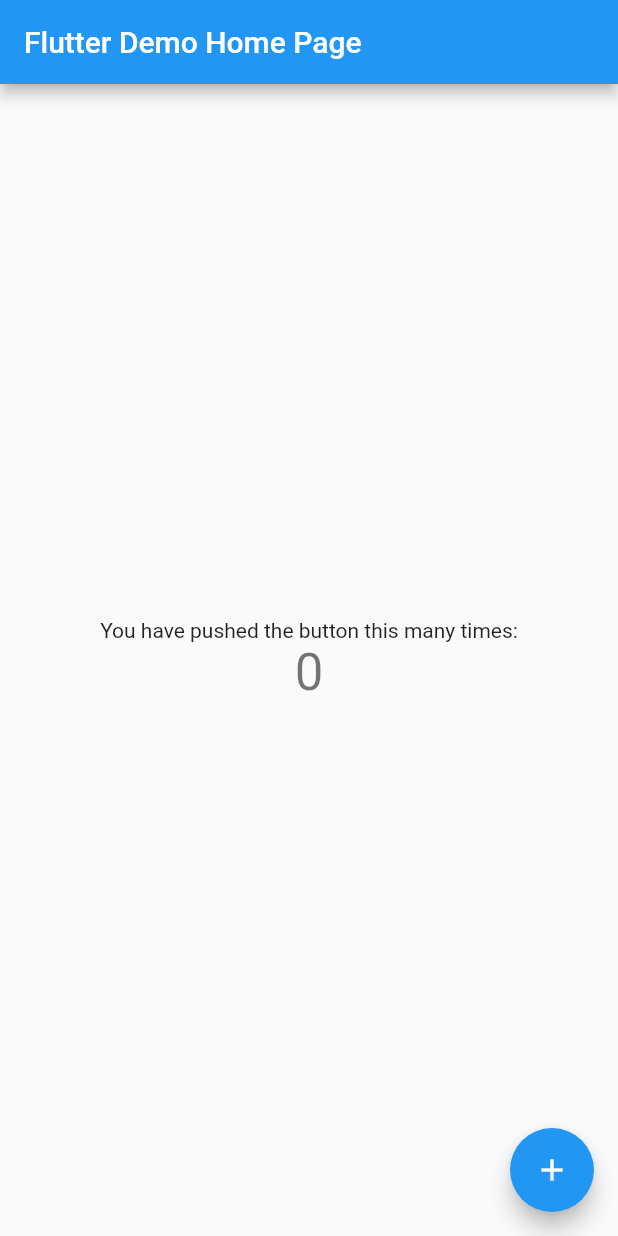
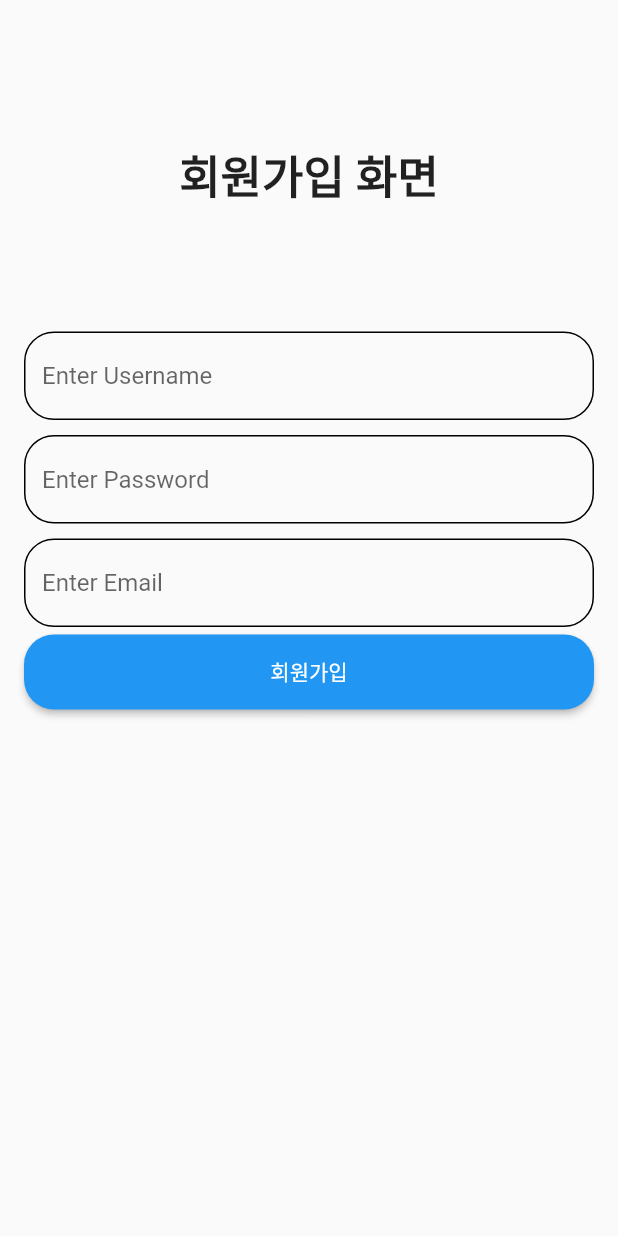
Before and after one commit to Hyun-Joo/flutter_blog, a Flutter app: the screen it shows after launch, on a phone screen of 412 x 824 dp. Run offline on Flutter 3.47's test engine with Material 2 defaults, Android fonts, the phone set to English and light mode, and no system bars.

Commit message:
~ 회원가입 페이지

```diff
--- /dev/null
+++ b/lib/components/custom_elevated_button.dart
@@ -0,0 +1,19 @@
+import 'package:flutter/material.dart';
+
+class CustomElevatedButton extends StatelessWidget {
+  final String text;
+
+  const CustomElevatedButton({required this.text});
+
+  @override
+  Widget build(BuildContext context) {
+    return ElevatedButton(
+        style: ElevatedButton.styleFrom(
+            minimumSize: Size(double.infinity, 50),
+            shape: RoundedRectangleBorder(borderRadius: BorderRadius.circular(20))
+        ),
+        onPressed: () {},
+        child: Text('$text')
+    );
+  }
+}
--- /dev/null
+++ b/lib/components/custom_text_form_field.dart
@@ -0,0 +1,31 @@
+import 'package:flutter/material.dart';
+
+class CustomTextFormField extends StatelessWidget {
+  final String hint;
+
+  const CustomTextFormField({required this.hint});
+
+  @override
+  Widget build(BuildContext context) {
+    return Padding(
+      padding: const EdgeInsets.symmetric(vertical: 5),
+      child: TextFormField(
+        decoration: InputDecoration(
+          hintText: '$hint',
+          enabledBorder: OutlineInputBorder(
+              borderRadius: BorderRadius.circular(20)
+          ),
+          focusedBorder: OutlineInputBorder(
+              borderRadius: BorderRadius.circular(20)
+          ),
+          errorBorder: OutlineInputBorder(
+              borderRadius: BorderRadius.circular(20)
+          ),
+          focusedErrorBorder: OutlineInputBorder(
+              borderRadius: BorderRadius.circular(20)
+          ),
+        ),
+      )
+    );
+  }
+}
--- a/lib/main.dart
+++ b/lib/main.dart
@@ -1,113 +1,19 @@
 import 'package:flutter/material.dart';
+import 'package:flutter_blog/pages/post/home_page.dart';
+import 'package:flutter_blog/pages/user/join_page.dart';
 
 void main() {
   runApp(MyApp());
 }
 
 class MyApp extends StatelessWidget {
-  // This widget is the root of your application.
+  //const MyApp({Key? key}) : super(key: key);
   @override
   Widget build(BuildContext context) {
     return MaterialApp(
-      title: 'Flutter Demo',
-      theme: ThemeData(
-        // This is the theme of your application.
-        //
-        // Try running your application with "flutter run". You'll see the
-        // application has a blue toolbar. Then, without quitting the app, try
-        // changing the primarySwatch below to Colors.green and then invoke
-        // "hot reload" (press "r" in the console where you ran "flutter run",
-        // or simply save your changes to "hot reload" in a Flutter IDE).
-        // Notice that the counter didn't reset back to zero; the application
-        // is not restarted.
-        primarySwatch: Colors.blue,
-      ),
-      home: MyHomePage(title: 'Flutter Demo Home Page'),
+      debugShowCheckedModeBanner: false,
+      // 라우트 설계 불필요
+      home: JoinPage(),
     );
   }
 }
-
-class MyHomePage extends StatefulWidget {
-  MyHomePage({Key? key, required this.title}) : super(key: key);
-
-  // This widget is the home page of your application. It is stateful, meaning
-  // that it has a State object (defined below) that contains fields that affect
-  // how it looks.
-
-  // This class is the configuration for the state. It holds the values (in this
-  // case the title) provided by the parent (in this case the App widget) and
-  // used by the build method of the State. Fields in a Widget subclass are
-  // always marked "final".
-
-  final String title;
-
-  @override
-  _MyHomePageState createState() => _MyHomePageState();
-}
-
-class _MyHomePageState extends State<MyHomePage> {
-  int _counter = 0;
-
-  void _incrementCounter() {
-    setState(() {
-      // This call to setState tells the Flutter framework that something has
-      // changed in this State, which causes it to rerun the build method below
-      // so that the display can reflect the updated values. If we changed
-      // _counter without calling setState(), then the build method would not be
-      // called again, and so nothing would appear to happen.
-      _counter++;
-    });
-  }
-
-  @override
-  Widget build(BuildContext context) {
-    // This method is rerun every time setState is called, for instance as done
-    // by the _incrementCounter method above.
-    //
-    // The Flutter framework has been optimized to make rerunning build methods
-    // fast, so that you can just rebuild anything that needs updating rather
-    // than having to individually change instances of widgets.
-    return Scaffold(
-      appBar: AppBar(
-        // Here we take the value from the MyHomePage object that was created by
-        // the App.build method, and use it to set our appbar title.
-        title: Text(widget.title),
-      ),
-      body: Center(
-        // Center is a layout widget. It takes a single child and positions it
-        // in the middle of the parent.
-        child: Column(
-          // Column is also a layout widget. It takes a list of children and
-          // arranges them vertically. By default, it sizes itself to fit its
-          // children horizontally, and tries to be as tall as its parent.
-          //
-          // Invoke "debug painting" (press "p" in the console, choose the
-          // "Toggle Debug Paint" action from the Flutter Inspector in Android
-          // Studio, or the "Toggle Debug Paint" command in Visual Studio Code)
-          // to see the wireframe for each widget.
-          //
-          // Column has various properties to control how it sizes itself and
-          // how it positions its children. Here we use mainAxisAlignment to
-          // center the children vertically; the main axis here is the vertical
-          // axis because Columns are vertical (the cross axis would be
-          // horizontal).
-          mainAxisAlignment: MainAxisAlignment.center,
-          children: <Widget>[
-            Text(
-              'You have pushed the button this many times:',
-            ),
-            Text(
-              '$_counter',
-              style: Theme.of(context).textTheme.headline4,
-            ),
-          ],
-        ),
-      ),
-      floatingActionButton: FloatingActionButton(
-        onPressed: _incrementCounter,
-        tooltip: 'Increment',
-        child: Icon(Icons.add),
-      ), // This trailing comma makes auto-formatting nicer for build methods.
-    );
-  }
-}
--- /dev/null
+++ b/lib/pages/post/detail_page.dart
@@ -0,0 +1,8 @@
+import 'package:flutter/material.dart';
+
+class DetailPage extends StatelessWidget {
+  @override
+  Widget build(BuildContext context) {
+    return Scaffold();
+  }
+}
--- /dev/null
+++ b/lib/pages/post/home_page.dart
@@ -0,0 +1,12 @@
+import 'package:flutter/material.dart';
+
+class HomePage extends StatelessWidget {
+  @override
+  Widget build(BuildContext context) {
+    return Scaffold(
+      body: Center(
+        child: Text('Home Page')
+      ),
+    );
+  }
+}
--- /dev/null
+++ b/lib/pages/post/update_page.dart
@@ -0,0 +1,8 @@
+import 'package:flutter/material.dart';
+
+class UpdatePage extends StatelessWidget {
+  @override
+  Widget build(BuildContext context) {
+    return Scaffold();
+  }
+}
--- /dev/null
+++ b/lib/pages/post/write_page.dart
@@ -0,0 +1,8 @@
+import 'package:flutter/material.dart';
+
+class WritePage extends StatelessWidget {
+  @override
+  Widget build(BuildContext context) {
+    return Scaffold();
+  }
+}
--- /dev/null
+++ b/lib/pages/user/join_page.dart
@@ -0,0 +1,40 @@
+import 'package:flutter/material.dart';
+import 'package:flutter_blog/components/custom_elevated_button.dart';
+import 'package:flutter_blog/components/custom_text_form_field.dart';
+
+class JoinPage extends StatelessWidget {
+  @override
+  Widget build(BuildContext context) {
+    return Scaffold(
+      body: Padding(
+        padding: const EdgeInsets.all(16.0),
+        child: ListView(
+          children: [
+            Container(
+              alignment: Alignment.center,
+              height: 200,
+              child: Text(
+                '회원가입 화면',
+                style: TextStyle(fontSize: 30, fontWeight: FontWeight.bold)
+              )
+            ),
+            _joinForm(),
+          ],
+        ),
+      )
+    );
+  }
+
+  Widget _joinForm() {
+    return Form(
+      child: Column(
+        children: [
+          CustomTextFormField(hint: 'Enter Username'),
+          CustomTextFormField(hint: 'Enter Password'),
+          CustomTextFormField(hint: 'Enter Email'),
+          CustomElevatedButton(text: '회원가입')
+        ]
+      )
+    );
+  }
+}
--- /dev/null
+++ b/lib/pages/user/login_page.dart
@@ -0,0 +1,8 @@
+import 'package:flutter/material.dart';
+
+class LoginPage extends StatelessWidget {
+  @override
+  Widget build(BuildContext context) {
+    return Scaffold();
+  }
+}
```
